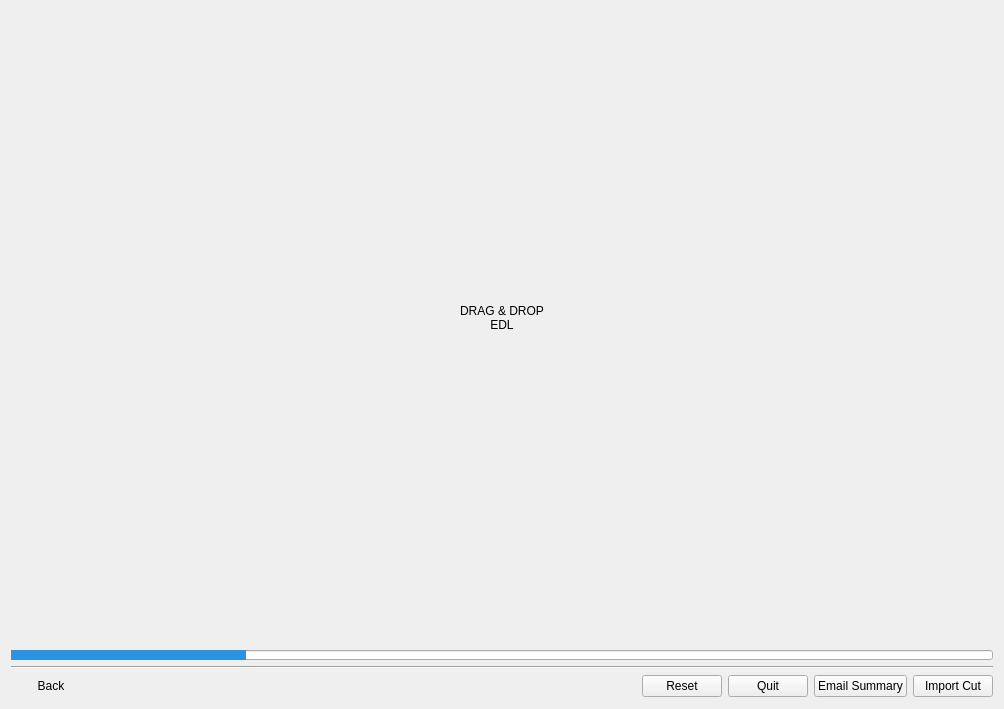
Before: the Qt Designer form resources/dialog.ui in shotgunsoftware/tk-multi-importcut, drawn with Qt 5.
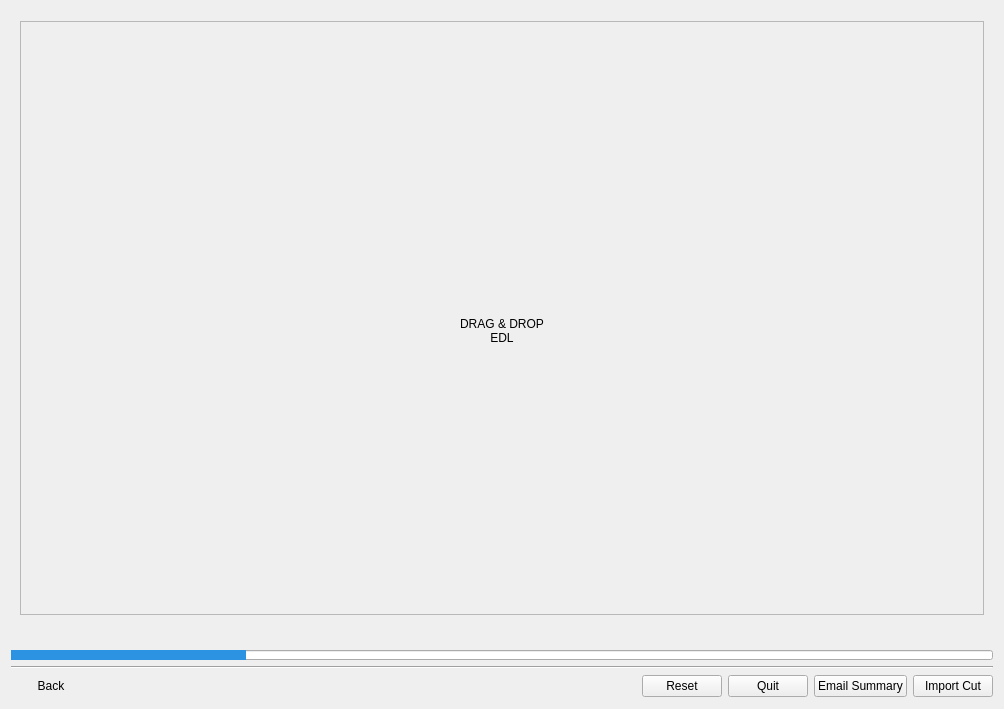
After: the same form once the commit is applied. Icons and pictures are not drawn. Custom widgets are drawn as their Qt base class.

```diff
--- a/resources/dialog.ui
+++ b/resources/dialog.ui
@@ -31,14 +31,97 @@
      <widget class="QWidget" name="drop_page">
       <layout class="QVBoxLayout" name="verticalLayout_2">
        <item>
-        <widget class="DropAreaLabel" name="drop_area_label">
-         <property name="text">
-          <string>DRAG &amp; DROP
+        <widget class="DropAreaFrame" name="drop_area_frame">
+         <property name="frameShape">
+          <enum>QFrame::StyledPanel</enum>
+         </property>
+         <property name="frameShadow">
+          <enum>QFrame::Raised</enum>
+         </property>
+         <layout class="QGridLayout" name="gridLayout">
+          <item row="1" column="0">
+           <spacer name="horizontalSpacer_10">
+            <property name="orientation">
+             <enum>Qt::Horizontal</enum>
+            </property>
+            <property name="sizeHint" stdset="0">
+             <size>
+              <width>40</width>
+              <height>20</height>
+             </size>
+            </property>
+           </spacer>
+          </item>
+          <item row="1" column="2">
+           <spacer name="horizontalSpacer_11">
+            <property name="orientation">
+             <enum>Qt::Horizontal</enum>
+            </property>
+            <property name="sizeHint" stdset="0">
+             <size>
+              <width>40</width>
+              <height>20</height>
+             </size>
+            </property>
+           </spacer>
+          </item>
+          <item row="1" column="1">
+           <widget class="QLabel" name="drop_area_icon_label">
+            <property name="maximumSize">
+             <size>
+              <width>200</width>
+              <height>200</height>
+             </size>
+            </property>
+            <property name="text">
+             <string/>
+            </property>
+            <property name="pixmap">
+             <pixmap resource="resources.qrc">:/tk_multi_importcut/edl_file.png</pixmap>
+            </property>
+            <property name="scaledContents">
+             <bool>true</bool>
+            </property>
+           </widget>
+          </item>
+          <item row="2" column="1">
+           <widget class="QLabel" name="drop_area_label">
+            <property name="text">
+             <string>DRAG &amp; DROP
 EDL</string>
-         </property>
-         <property name="alignment">
-          <set>Qt::AlignCenter</set>
-         </property>
+            </property>
+            <property name="alignment">
+             <set>Qt::AlignCenter</set>
+            </property>
+           </widget>
+          </item>
+          <item row="3" column="1">
+           <spacer name="verticalSpacer_6">
+            <property name="orientation">
+             <enum>Qt::Vertical</enum>
+            </property>
+            <property name="sizeHint" stdset="0">
+             <size>
+              <width>20</width>
+              <height>40</height>
+             </size>
+            </property>
+           </spacer>
+          </item>
+          <item row="0" column="1">
+           <spacer name="verticalSpacer_7">
+            <property name="orientation">
+             <enum>Qt::Vertical</enum>
+            </property>
+            <property name="sizeHint" stdset="0">
+             <size>
+              <width>20</width>
+              <height>40</height>
+             </size>
+            </property>
+           </spacer>
+          </item>
+         </layout>
         </widget>
        </item>
       </layout>
@@ -822,11 +905,6 @@
   </layout>
  </widget>
  <customwidgets>
-  <customwidget>
-   <class>DropAreaLabel</class>
-   <extends>QLabel</extends>
-   <header>..dialog</header>
-  </customwidget>
   <customwidget>
    <class>AnimatedStackedWidget</class>
    <extends>QStackedWidget</extends>
@@ -838,6 +916,12 @@
    <extends>QLineEdit</extends>
    <header>..dialog</header>
   </customwidget>
+  <customwidget>
+   <class>DropAreaFrame</class>
+   <extends>QFrame</extends>
+   <header>..dialog</header>
+   <container>1</container>
+  </customwidget>
  </customwidgets>
  <resources>
   <include location="resources.qrc"/>
```
Left out of the diff: 12 changed lines with no effect on the pictures.
